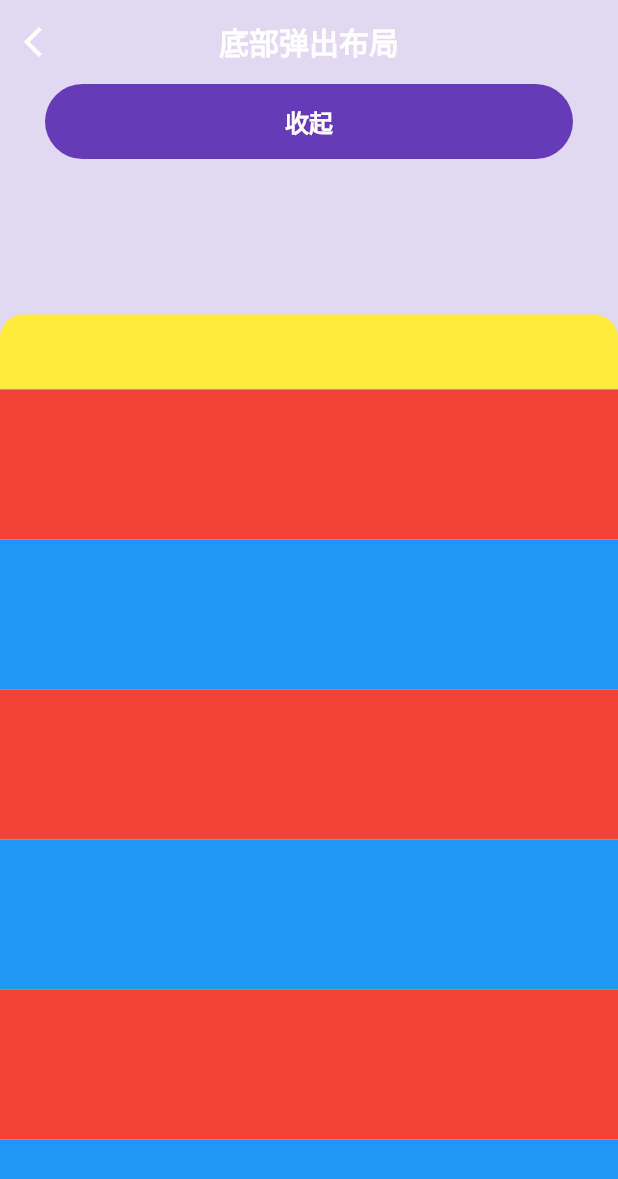
After one commit to yixiaolunhui/flutter_xy, a Flutter app: the DragBottomSheetPage screen opened directly, after a tap on "弹出", on a phone screen of 412 x 824 dp. The commit adds this screen. Shown: the top 1179 px of the screen. Run offline on Flutter 3.47's test engine with Material 2 defaults, Android fonts, the phone set to English and light mode, and no system bars.

Commit message:
+新增底部弹出框

```diff
--- a/lib/config/xy_data_config.dart
+++ b/lib/config/xy_data_config.dart
@@ -6,6 +6,7 @@ import 'package:flutter_xy/xydemo/emoji/emoji_anim_page.dart';
 import 'package:flutter_xy/xydemo/ruler/ruler_page.dart';
 import 'package:flutter_xy/xydemo/ruler/semi_circle_ruler_page.dart';
 
+import '../xydemo/darg/drag_bottom_sheet_page.dart';
 import '../xydemo/float/float_page.dart';
 import '../xydemo/float/operate/float_operate_page.dart';
 import '../xydemo/slider/divisions_slider_page.dart';
@@ -132,6 +133,17 @@ class UIGroupDataConfig {
         ));
       },
     ));
+    children.add(UIGroupInfo(
+      groupName: "底部弹出框",
+      desc: "底部弹出框（支持手势关闭）",
+      onClick: (BuildContext context) {
+        Navigator.push(context, MaterialPageRoute(
+          builder: (BuildContext context) {
+            return const DragBottomSheetPage();
+          },
+        ));
+      },
+    ));
     return UIGroupInfo(groupName: "功能类", children: children, isExpand: false);
   }
 }
--- a/lib/widgets/xy_app_bar.dart
+++ b/lib/widgets/xy_app_bar.dart
@@ -6,6 +6,7 @@ class XYAppBar extends AppBar {
     Key? key,
     String? title,
     Color? backgroundColor,
+    Color? titleColor,
     VoidCallback? onBack,
     List<Widget>? actions,
   }) : super(
@@ -16,17 +17,17 @@ class XYAppBar extends AppBar {
           actions: actions,
           title: Text(
             title ?? "",
-            style: const TextStyle(
-              color: Colors.black,
+            style: TextStyle(
+              color: titleColor ?? Colors.black,
               fontWeight: FontWeight.bold,
             ),
           ),
           leading: onBack == null
               ? Container()
               : IconButton(
-                  icon: const Icon(
+                  icon: Icon(
                     Icons.arrow_back_ios,
-                    color: Colors.black,
+                    color: titleColor ?? Colors.black,
                   ),
                   onPressed: () {
                     onBack.call();
--- /dev/null
+++ b/lib/xydemo/darg/drag_bottom_sheet_page.dart
@@ -0,0 +1,122 @@
+import 'package:flutter/material.dart';
+import 'package:flutter_xy/widgets/xy_app_bar.dart';
+import 'package:flutter_xy/xydemo/darg/drag_bottom_sheet_widget.dart';
+
+class DragBottomSheetPage extends StatefulWidget {
+  const DragBottomSheetPage({super.key});
+
+  @override
+  State<DragBottomSheetPage> createState() => _DragBottomSheetPageState();
+}
+
+class _DragBottomSheetPageState extends State<DragBottomSheetPage> {
+  final GlobalKey<DragBottomSheetWidgetState> bottomSheetKey =
+      GlobalKey<DragBottomSheetWidgetState>();
+
+  bool isExpand = false;
+
+  @override
+  Widget build(BuildContext context) {
+    return Scaffold(
+      backgroundColor: Colors.deepPurple.withAlpha(50),
+      appBar: XYAppBar(
+        title: "底部弹出布局",
+        backgroundColor: Colors.transparent,
+        titleColor: Colors.white,
+        onBack: () {
+          Navigator.pop(context);
+        },
+      ),
+      body: Stack(
+        children: [
+          Positioned(
+              top: 0,
+              child: Column(
+                mainAxisSize: MainAxisSize.max,
+                children: [
+                  InkWell(
+                    onTap: () {
+                      if (isExpand) {
+                        bottomSheetKey.currentState?.hide();
+                      } else {
+                        bottomSheetKey.currentState?.show();
+                      }
+                    },
+                    child: Container(
+                      width: MediaQuery.of(context).size.width - 60,
+                      alignment: Alignment.center,
+                      height: 50,
+                      margin: const EdgeInsets.symmetric(horizontal: 30),
+                      decoration: BoxDecoration(
+                        borderRadius: BorderRadius.circular(32),
+                        color: Colors.deepPurple,
+                      ),
+                      child: Text(
+                        isExpand ? "收起" : "弹出",
+                        style: const TextStyle(
+                          fontSize: 16,
+                          fontWeight: FontWeight.w600,
+                          color: Colors.white,
+                        ),
+                      ),
+                    ),
+                  ),
+                  const SizedBox(height: 20),
+                ],
+              )),
+          Positioned(
+            child: DragBottomSheetWidget(
+              key: bottomSheetKey,
+              onStateChange: (isExpand) {
+                setState(() {
+                  this.isExpand = isExpand;
+                });
+              },
+              builder:
+                  (BuildContext context, ScrollController scrollController) {
+                return Container(
+                  alignment: Alignment.topLeft,
+                  child: Stack(
+                    children: [
+                      Container(
+                        height: 50,
+                        decoration: const BoxDecoration(
+                          borderRadius: BorderRadius.only(
+                              topLeft: Radius.circular(16),
+                              topRight: Radius.circular(16)),
+                          color: Colors.yellow,
+                        ),
+                      ),
+                      Expanded(
+                        child: Container(
+                          margin: const EdgeInsets.only(top: 50),
+                          child: ListView.builder(
+                            itemCount: 500,
+                            controller: scrollController,
+                            itemBuilder: (context, index) {
+                              return index % 2 == 0
+                                  ? Container(
+                                      height: 100,
+                                      width: MediaQuery.of(context).size.width,
+                                      color: Colors.red,
+                                    )
+                                  : Container(
+                                      height: 100,
+                                      width: MediaQuery.of(context).size.width,
+                                      color: Colors.blue,
+                                    );
+                            },
+                          ),
+                        ),
+                      ),
+                    ],
+                  ),
+                );
+              },
+            ),
+          ),
+        ],
+      ),
+    );
+  }
+}
--- /dev/null
+++ b/lib/xydemo/darg/drag_bottom_sheet_widget.dart
@@ -0,0 +1,131 @@
+import 'package:flutter/material.dart';
+
+/// 底部弹出Widget
+/// 1、支持手势下拉关闭
+/// 2、支持动画弹出收起
+/// 3、支持弹出无法关闭
+class DragBottomSheetWidget extends StatefulWidget {
+  DragBottomSheetWidget({
+    required Key key,
+    required this.builder,
+    this.duration,
+    this.childHeightRatio = 0.8,
+    this.onStateChange,
+  }) : super(key: key);
+
+  Function(bool)? onStateChange;
+
+  final double childHeightRatio;
+
+  final Duration? duration;
+
+  final ScrollableWidgetBuilder builder;
+
+  @override
+  State<DragBottomSheetWidget> createState() => DragBottomSheetWidgetState();
+}
+
+class DragBottomSheetWidgetState extends State<DragBottomSheetWidget>
+    with TickerProviderStateMixin {
+  final controller = DraggableScrollableController();
+
+  //是否可以关闭
+  bool isCanClose = true;
+
+  //是否展开
+  bool isExpand = false;
+
+  double verticalDistance = 0;
+
+  @override
+  void initState() {
+    super.initState();
+  }
+
+  @override
+  void dispose() {
+    controller.dispose();
+    super.dispose();
+  }
+
+  Future show({bool isCanClose = true}) {
+    return controller
+        .animateTo(1,
+            duration: widget.duration ?? const Duration(milliseconds: 200),
+            curve: Curves.linear)
+        .then((value) {
+      if (!isCanClose) {
+        setState(() {
+          this.isCanClose = isCanClose;
+        });
+      }
+    });
+  }
+
+  void hide() {
+    controller.animateTo(
+      0,
+      duration: widget.duration ?? const Duration(milliseconds: 200),
+      curve: Curves.linear,
+    );
+  }
+
+  void _dragJumpTo(double y) {
+    var size = y / MediaQuery.of(context).size.height;
+    controller.jumpTo(widget.childHeightRatio - size);
+  }
+
+  void _dragEndChange() {
+    controller.size >= widget.childHeightRatio / 2
+        ? controller.animateTo(
+            1,
+            duration: widget.duration ?? const Duration(milliseconds: 200),
+            curve: Curves.linear,
+          )
+        : hide();
+  }
+
+  @override
+  Widget build(BuildContext context) {
+    return NotificationListener<DraggableScrollableNotification>(
+      onNotification: (notification) {
+        if (notification.extent == widget.childHeightRatio) {
+          if (!isExpand) {
+            isExpand = true;
+            widget.onStateChange?.call(true);
+          }
+        } else if (notification.extent < 0.00001) {
+          if (isExpand) {
+            isExpand = false;
+            widget.onStateChange?.call(false);
+          }
+        }
+        return true;
+      },
+      child: DraggableScrollableSheet(
+        initialChildSize: isCanClose && !isExpand ? 0 : widget.childHeightRatio,
+        minChildSize: isCanClose ? 0 : widget.childHeightRatio,
+        maxChildSize: widget.childHeightRatio,
+        expand: true,
+        snap: true,
+        controller: controller,
+        builder: (BuildContext context, ScrollController scrollController) {
+          return GestureDetector(
+            behavior: HitTestBehavior.translucent,
+            onVerticalDragDown: (details) {
+              verticalDistance = 0;
+            },
+            onVerticalDragUpdate: (details) {
+              verticalDistance += details.delta.dy;
+              _dragJumpTo(verticalDistance);
+            },
+            onVerticalDragEnd: (details) {
+              _dragEndChange();
+            },
+            child: widget.builder.call(context, scrollController),
+          );
+        },
+      ),
+    );
+  }
+}
```
Also changed, not shown: 1 other file.
